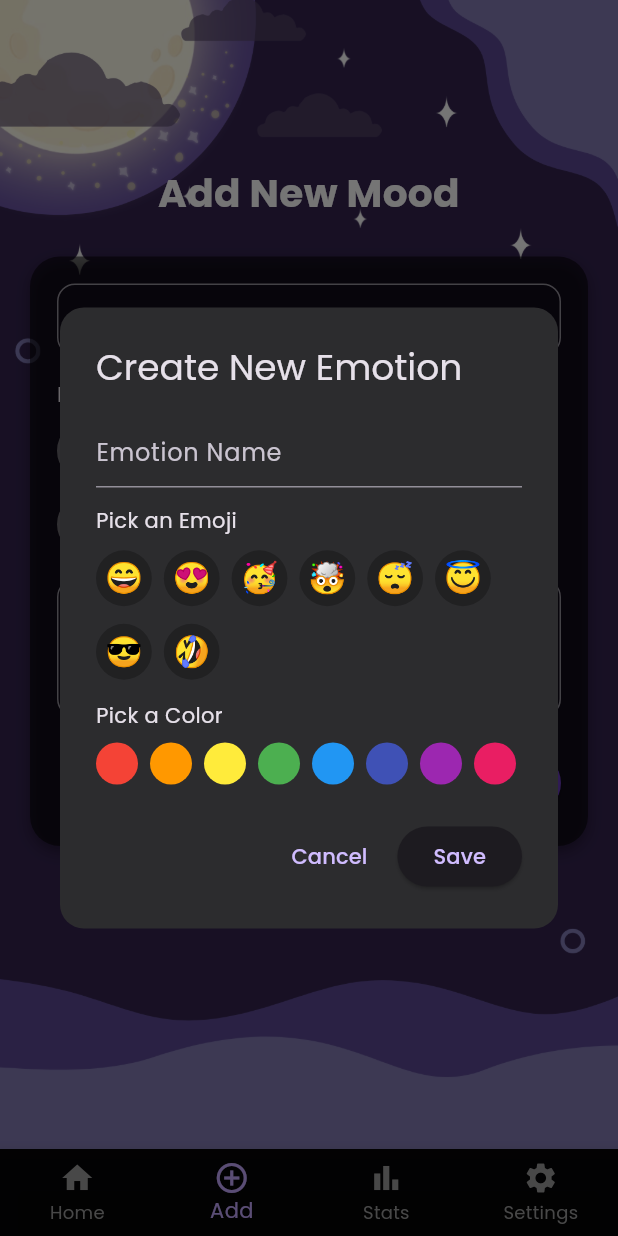
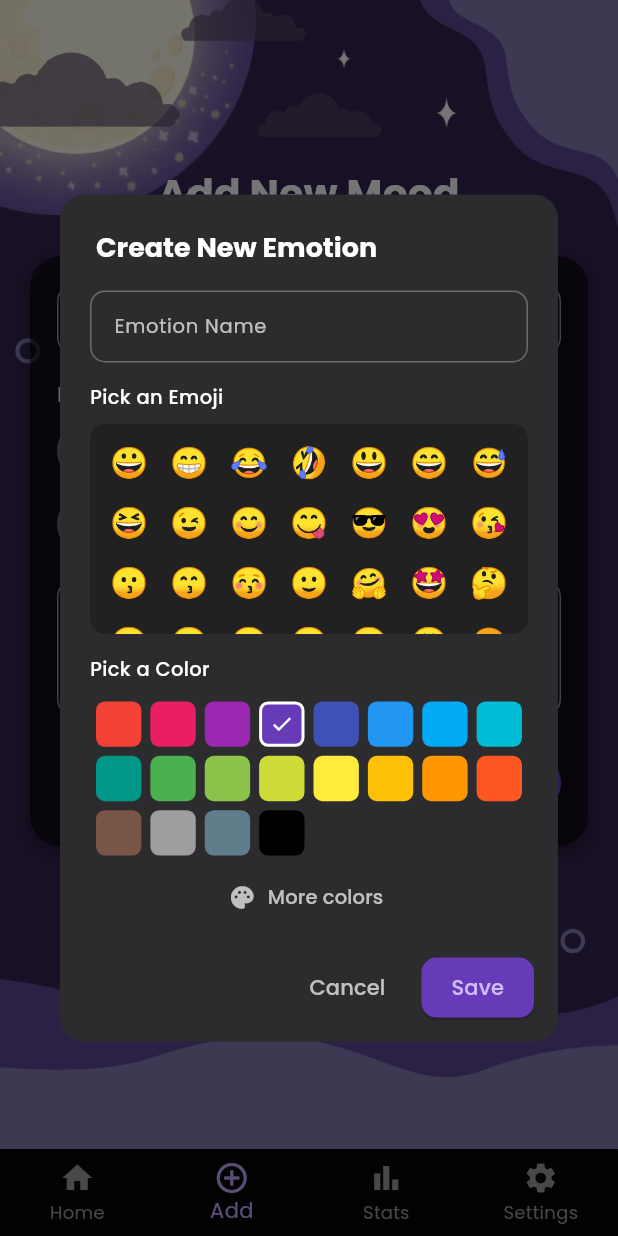
Before and after one commit to mickali02/moods-frontend, a Flutter app: the screen it shows after launch, item 2 of the bottom bar chosen, after a tap on the "add" icon, on a phone screen of 412 x 824 dp. Run offline on Flutter 3.47's test engine with Material 3 defaults, Android fonts, the phone set to English and light mode, and no system bars; our stand-ins replace fl_chart, flutter_colorpicker, google_fonts.

Commit message:
Add mood costume emotion form updated

```diff
--- a/lib/add_mood_page.dart
+++ b/lib/add_mood_page.dart
@@ -1,5 +1,6 @@
 import 'package:flutter/material.dart';
 import 'package:google_fonts/google_fonts.dart';
+import 'package:flutter_colorpicker/flutter_colorpicker.dart';
 
 class Mood {
   final String emoji;
@@ -47,64 +48,116 @@ class _AddMoodPageState extends State<AddMoodPage> {
   void _addNewEmotion() {
     TextEditingController nameController = TextEditingController();
     String? selectedEmoji;
-    Color? selectedColor;
+    Color selectedColor = Colors.deepPurple;
 
     showDialog(
       context: context,
+      barrierDismissible: false,
       builder: (context) => StatefulBuilder(
         builder: (context, setDialogState) {
           return AlertDialog(
-            backgroundColor: const Color(0xFF2c2c2e),
+            backgroundColor: const Color(0xFF2C2C2E),
             shape: RoundedRectangleBorder(
               borderRadius: BorderRadius.circular(16),
             ),
-            title: const Text('Create New Emotion'),
-            content: SingleChildScrollView(
+            contentPadding: const EdgeInsets.fromLTRB(20, 16, 20, 12),
+            title: const Text(
+              'Create New Emotion',
+              style: TextStyle(
+                color: Colors.white,
+                fontWeight: FontWeight.bold,
+                fontSize: 18,
+              ),
+            ),
+            content: SizedBox(
+              width: double.maxFinite,
+              child: SingleChildScrollView(
                 child: Column(
+                  mainAxisSize: MainAxisSize.min,
                   crossAxisAlignment: CrossAxisAlignment.start,
                   children: [
                     TextField(
                       controller: nameController,
-                    decoration: const InputDecoration(
+                      style: const TextStyle(color: Colors.white, fontSize: 14),
+                      decoration: InputDecoration(
                         labelText: 'Emotion Name',
-                      isDense: true,
+                        labelStyle: const TextStyle(color: Colors.white70, fontSize: 13),
+                        contentPadding: const EdgeInsets.symmetric(horizontal: 12, vertical: 10),
+                        enabledBorder: OutlineInputBorder(
+                          borderSide: const BorderSide(color: Colors.white30),
+                          borderRadius: BorderRadius.circular(10),
+                        ),
+                        focusedBorder: OutlineInputBorder(
+                          borderSide: const BorderSide(color: Colors.deepPurple),
+                          borderRadius: BorderRadius.circular(10),
                         ),
                       ),
-                  const SizedBox(height: 12),
-                  const Text('Pick an Emoji'),
+                    ),
+                    const SizedBox(height: 14),
+                    const Text(
+                      'Pick an Emoji',
+                      style: TextStyle(color: Colors.white, fontSize: 13, fontWeight: FontWeight.w500),
+                    ),
                     const SizedBox(height: 8),
-                  _buildEmojiPicker((emoji) {
-                    setDialogState(() => selectedEmoji = emoji);
-                  }, selectedEmoji),
-                  const SizedBox(height: 12),
-                  const Text('Pick a Color'),
+                    Container(
+                      height: 140,
+                      decoration: BoxDecoration(
+                        color: Colors.black26,
+                        borderRadius: BorderRadius.circular(10),
+                      ),
+                      child: _buildEmojiPicker(
+                          (emoji) => setDialogState(() => selectedEmoji = emoji),
+                          selectedEmoji),
+                    ),
+                    const SizedBox(height: 14),
+                    const Text(
+                      'Pick a Color',
+                      style: TextStyle(color: Colors.white, fontSize: 13, fontWeight: FontWeight.w500),
+                    ),
                     const SizedBox(height: 8),
-                  _buildColorPicker((color) {
-                    setDialogState(() => selectedColor = color);
-                  }, selectedColor),
+                    _buildColorPicker(
+                        (color) => setDialogState(() => selectedColor = color),
+                        selectedColor),
                   ],
                 ),
               ),
+            ),
+            actionsPadding: const EdgeInsets.fromLTRB(16, 0, 16, 12),
             actions: [
+              Row(
+                mainAxisAlignment: MainAxisAlignment.end,
+                children: [
                   TextButton(
                     onPressed: () => Navigator.of(context).pop(),
-                child: const Text('Cancel'),
+                    style: TextButton.styleFrom(
+                      padding: const EdgeInsets.symmetric(horizontal: 16, vertical: 8),
                     ),
+                    child: const Text('Cancel', style: TextStyle(color: Colors.white70, fontSize: 14)),
+                  ),
+                  const SizedBox(width: 8),
                   ElevatedButton(
+                    style: ElevatedButton.styleFrom(
+                      backgroundColor: Colors.deepPurple,
+                      padding: const EdgeInsets.symmetric(horizontal: 20, vertical: 10),
+                      shape: RoundedRectangleBorder(
+                        borderRadius: BorderRadius.circular(10),
+                      ),
+                    ),
                     onPressed: () {
-                  if (nameController.text.isNotEmpty &&
-                      selectedEmoji != null &&
-                      selectedColor != null) {
+                      if (nameController.text.isNotEmpty && selectedEmoji != null) {
                         setState(() {
                           _moods.add(Mood(
                             emoji: selectedEmoji!,
                             name: nameController.text,
-                          color: selectedColor!));
+                            color: selectedColor,
+                          ));
                         });
                         Navigator.of(context).pop();
                       }
                     },
-                child: const Text('Save'),
+                    child: const Text('Save', style: TextStyle(fontSize: 14)),
+                  ),
+                ],
               ),
             ],
           );
@@ -135,12 +188,11 @@ class _AddMoodPageState extends State<AddMoodPage> {
                   style: GoogleFonts.poppins(
                     fontSize: 26,
                     fontWeight: FontWeight.bold,
-                      color: Colors.white),
+                    color: Colors.white,
+                  ),
                   textAlign: TextAlign.center,
                 ),
                 const SizedBox(height: 24),
-
-                // --- Form Card ---
                 Container(
                   padding: const EdgeInsets.all(18),
                   decoration: BoxDecoration(
@@ -169,14 +221,12 @@ class _AddMoodPageState extends State<AddMoodPage> {
                         ),
                       ),
                       const SizedBox(height: 16),
-
                       const Text('Pick Mood',
                           style: TextStyle(
                               fontSize: 14, fontWeight: FontWeight.w500)),
                       const SizedBox(height: 8),
                       _buildMoodSelector(),
                       const SizedBox(height: 16),
-
                       TextField(
                         controller: _descriptionController,
                         maxLines: 3,
@@ -190,7 +240,6 @@ class _AddMoodPageState extends State<AddMoodPage> {
                         ),
                       ),
                       const SizedBox(height: 20),
-
                       Row(
                         mainAxisAlignment: MainAxisAlignment.end,
                         children: [
@@ -202,19 +251,15 @@ class _AddMoodPageState extends State<AddMoodPage> {
                                 _selectedMood = null;
                               });
                             },
-                            child: const Text(
-                              'Cancel',
-                              style: TextStyle(color: Colors.white70),
-                            ),
+                            child: const Text('Cancel',
+                                style: TextStyle(color: Colors.white70)),
                           ),
                           const SizedBox(width: 12),
                           ElevatedButton(
                             style: ElevatedButton.styleFrom(
                               backgroundColor: Colors.deepPurple,
                             ),
-                            onPressed: () {
-                              // Save logic here
-                            },
+                            onPressed: () {},
                             child: const Text('Save'),
                           ),
                         ],
@@ -245,8 +290,7 @@ class _AddMoodPageState extends State<AddMoodPage> {
             },
             child: AnimatedContainer(
               duration: const Duration(milliseconds: 200),
-              padding:
-                  const EdgeInsets.symmetric(vertical: 6, horizontal: 10),
+              padding: const EdgeInsets.symmetric(vertical: 6, horizontal: 10),
               decoration: BoxDecoration(
                 color: isSelected ? mood.color.withAlpha(180) : Colors.black26,
                 borderRadius: BorderRadius.circular(20),
@@ -264,7 +308,6 @@ class _AddMoodPageState extends State<AddMoodPage> {
             ),
           );
         }),
-        // Add button
         InkWell(
           onTap: _addNewEmotion,
           borderRadius: BorderRadius.circular(30),
@@ -279,57 +322,130 @@ class _AddMoodPageState extends State<AddMoodPage> {
   }
 
   Widget _buildEmojiPicker(Function(String) onSelect, String? selectedEmoji) {
-    final emojis = ['😄', '😍', '🥳', '🤯', '😴', '😇', '😎', '🤣'];
-    return Wrap(
-      spacing: 8,
-      runSpacing: 8,
-      children: emojis.map((emoji) {
+    final emojis = [
+      '😀','😁','😂','🤣','😃','😄','😅','😆','😉','😊','😋','😎','😍','😘','😗',
+      '😙','😚','🙂','🤗','🤩','🤔','😐','😑','😶','🙄','😏','😣','😥','😮','🤐',
+      '😯','😪','😫','🥱','😴','😌','😛','😜','🤪','😝','🤑','🤗','🤭','🤫','🤔',
+      '🤤','🤠','😓','😔','😕','🙁','☹️','😖','😞','😟','😤','😢','😭','😦','😧',
+      '😨','😩','🤯','😬','😰','😱','🥵','🥶','😳','🤪','😵','🥴','😠','😡','🤬',
+      '😷','🤒','🤕','🤢','🤮','🤧','🥳','🥺','🤠','😇','🤓'
+    ];
+
+    return GridView.builder(
+      padding: const EdgeInsets.all(8),
+      gridDelegate: const SliverGridDelegateWithFixedCrossAxisCount(
+        crossAxisCount: 7,
+        mainAxisSpacing: 4,
+        crossAxisSpacing: 4,
+        childAspectRatio: 1,
+      ),
+      itemCount: emojis.length,
+      itemBuilder: (context, index) {
+        final emoji = emojis[index];
         final isSelected = selectedEmoji == emoji;
         return GestureDetector(
           onTap: () => onSelect(emoji),
           child: Container(
-            padding: const EdgeInsets.all(6),
             decoration: BoxDecoration(
-              color: isSelected ? Colors.deepPurple : Colors.black26,
-              shape: BoxShape.circle,
+              color: isSelected ? Colors.deepPurple : Colors.transparent,
+              borderRadius: BorderRadius.circular(8),
             ),
-            child: Text(emoji, style: const TextStyle(fontSize: 20)),
+            child: Center(
+              child: Text(
+                emoji,
+                style: const TextStyle(fontSize: 20),
+              ),
+            ),
           ),
         );
-      }).toList(),
+      },
     );
   }
 
-  Widget _buildColorPicker(Function(Color) onSelect, Color? selectedColor) {
+  Widget _buildColorPicker(Function(Color) onSelect, Color selectedColor) {
     final colors = [
-      Colors.red,
-      Colors.orange,
-      Colors.yellow,
-      Colors.green,
-      Colors.blue,
-      Colors.indigo,
-      Colors.purple,
-      Colors.pink
+      Colors.red, Colors.pink, Colors.purple, Colors.deepPurple,
+      Colors.indigo, Colors.blue, Colors.lightBlue, Colors.cyan,
+      Colors.teal, Colors.green, Colors.lightGreen, Colors.lime,
+      Colors.yellow, Colors.amber, Colors.orange, Colors.deepOrange,
+      Colors.brown, Colors.grey, Colors.blueGrey, Colors.black,
     ];
-    return Wrap(
-      spacing: 8,
-      runSpacing: 8,
-      children: colors.map((color) {
-        final isSelected = selectedColor == color;
+
+    return Column(
+      crossAxisAlignment: CrossAxisAlignment.start,
+      children: [
+        GridView.builder(
+          shrinkWrap: true,
+          physics: const NeverScrollableScrollPhysics(),
+          padding: const EdgeInsets.all(4),
+          gridDelegate: const SliverGridDelegateWithFixedCrossAxisCount(
+            crossAxisCount: 8,
+            mainAxisSpacing: 6,
+            crossAxisSpacing: 6,
+            childAspectRatio: 1,
+          ),
+          itemCount: colors.length,
+          itemBuilder: (context, index) {
+            final color = colors[index];
+            final isSelected = selectedColor.value == color.value;
             return GestureDetector(
               onTap: () => onSelect(color),
               child: Container(
-            width: 28,
-            height: 28,
                 decoration: BoxDecoration(
                   color: color,
-              shape: BoxShape.circle,
-              border:
-                  isSelected ? Border.all(color: Colors.white, width: 2) : null,
+                  borderRadius: BorderRadius.circular(6),
+                  border: Border.all(
+                    color: isSelected ? Colors.white : Colors.transparent,
+                    width: 2,
                   ),
                 ),
+                child: isSelected
+                    ? const Icon(Icons.check, color: Colors.white, size: 16)
+                    : null,
+              ),
             );
-      }).toList(),
+          },
+        ),
+        Center(
+          child: TextButton.icon(
+            onPressed: () {
+              showDialog(
+                context: context,
+                builder: (_) => AlertDialog(
+                  backgroundColor: const Color(0xFF2C2C2E),
+                  shape: RoundedRectangleBorder(
+                      borderRadius: BorderRadius.circular(16)),
+                  title: const Text(
+                    "Advanced Color Picker",
+                    style: TextStyle(color: Colors.white, fontSize: 16),
+                  ),
+                  content: SizedBox(
+                    width: double.maxFinite,
+                    child: SingleChildScrollView(
+                      child: ColorPicker(
+                        pickerColor: selectedColor,
+                        onColorChanged: onSelect,
+                        pickerAreaHeightPercent: 0.8,
+                        labelTypes: const [],
+                      ),
+                    ),
+                  ),
+                  actions: [
+                    TextButton(
+                      child: const Text("Close",
+                          style: TextStyle(color: Colors.white70)),
+                      onPressed: () => Navigator.pop(context),
+                    ),
+                  ],
+                ),
+              );
+            },
+            icon: const Icon(Icons.palette, color: Colors.white70, size: 18),
+            label: const Text("More colors",
+                style: TextStyle(color: Colors.white70, fontSize: 13)),
+          ),
+        ),
+      ],
     );
   }
 }
--- a/pubspec.yaml
+++ b/pubspec.yaml
@@ -37,6 +37,7 @@ dependencies:
   google_fonts: ^6.3.2
   fl_chart: ^1.1.1
   logging: ^1.1.0
+  flutter_colorpicker: ^1.1.0
 
 dev_dependencies:
   flutter_test:
@@ -48,7 +49,7 @@ dev_dependencies:
   # activated in the `analysis_options.yaml` file located at the root of your
   # package. See that file for information about deactivating specific lint
   # rules and activating additional ones.
-  flutter_lints: ^5.0.0
+  flutter_lints: ^6.0.0
 
 # For information on the generic Dart part of this file, see the
 # following page: https://dart.dev/tools/pub/pubspec
```
Also changed, not shown: pubspec.lock. Lines whose indentation alone changed are shown as unchanged.
